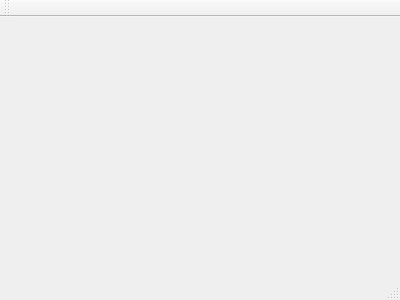
This is mainwindow.ui in automathan/gb as Qt 5 draws it before an edit. The edited form follows.
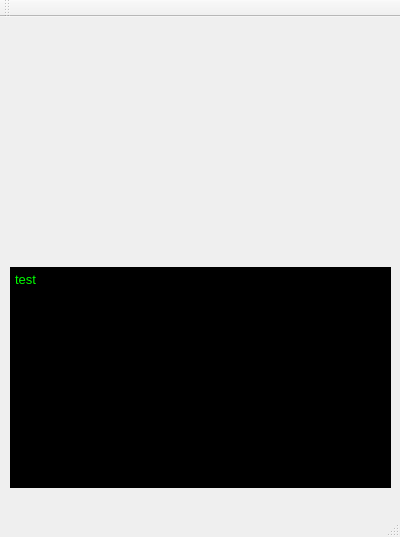
This is the edited form.

Commit message: connected emulator and Qt GUI

```diff
--- a/mainwindow.ui
+++ b/mainwindow.ui
@@ -1,24 +1,64 @@
 <ui version="4.0">
  <class>MainWindow</class>
- <widget class="QMainWindow" name="MainWindow" >
-  <property name="geometry" >
+ <widget class="QMainWindow" name="MainWindow">
+  <property name="geometry">
    <rect>
     <x>0</x>
     <y>0</y>
     <width>400</width>
-    <height>300</height>
+    <height>537</height>
    </rect>
   </property>
   <property name="windowTitle" >
    <string>MainWindow</string>
   </property>
-  <widget class="QMenuBar" name="menuBar" />
-  <widget class="QToolBar" name="mainToolBar" />
-  <widget class="QWidget" name="centralWidget" />
-  <widget class="QStatusBar" name="statusBar" />
+  <widget class="QWidget" name="centralWidget">
+   <widget class="QTextEdit" name="consoleEdit">
+    <property name="geometry">
+     <rect>
+      <x>10</x>
+      <y>250</y>
+      <width>381</width>
+      <height>221</height>
+     </rect>
+    </property>
+    <property name="styleSheet">
+     <string notr="true">background: #000000;
+color: #00ff00;
+
+</string>
+    </property>
+    <property name="html">
+     <string>&lt;!DOCTYPE HTML PUBLIC &quot;-//W3C//DTD HTML 4.0//EN&quot; &quot;http://www.w3.org/TR/REC-html40/strict.dtd&quot;&gt;
+&lt;html&gt;&lt;head&gt;&lt;meta name=&quot;qrichtext&quot; content=&quot;1&quot; /&gt;&lt;style type=&quot;text/css&quot;&gt;
+p, li { white-space: pre-wrap; }
+&lt;/style&gt;&lt;/head&gt;&lt;body style=&quot; font-family:'Noto Sans'; font-size:10pt; font-weight:400; font-style:normal;&quot;&gt;
+&lt;p style=&quot; margin-top:0px; margin-bottom:0px; margin-left:0px; margin-right:0px; -qt-block-indent:0; text-indent:0px;&quot;&gt;test&lt;/p&gt;
+&lt;p style=&quot;-qt-paragraph-type:empty; margin-top:0px; margin-bottom:0px; margin-left:0px; margin-right:0px; -qt-block-indent:0; text-indent:0px;&quot;&gt;&lt;br /&gt;&lt;/p&gt;&lt;/body&gt;&lt;/html&gt;</string>
+    </property>
+   </widget>
+  </widget>
+  <widget class="QMenuBar" name="menuBar">
+   <property name="geometry">
+    <rect>
+     <x>0</x>
+     <y>0</y>
+     <width>400</width>
+     <height>23</height>
+    </rect>
+   </property>
+  </widget>
+  <widget class="QToolBar" name="mainToolBar">
+   <attribute name="toolBarArea">
+    <enum>TopToolBarArea</enum>
+   </attribute>
+   <attribute name="toolBarBreak">
+    <bool>false</bool>
+   </attribute>
+  </widget>
+  <widget class="QStatusBar" name="statusBar"/>
  </widget>
- <layoutDefault spacing="6" margin="11" />
- <pixmapfunction></pixmapfunction>
+ <layoutdefault spacing="6" margin="11"/>
  <resources/>
  <connections/>
 </ui>
```
Left out of the diff: 3 changed lines with no effect on the pictures. The commit also changes 5 other files.
